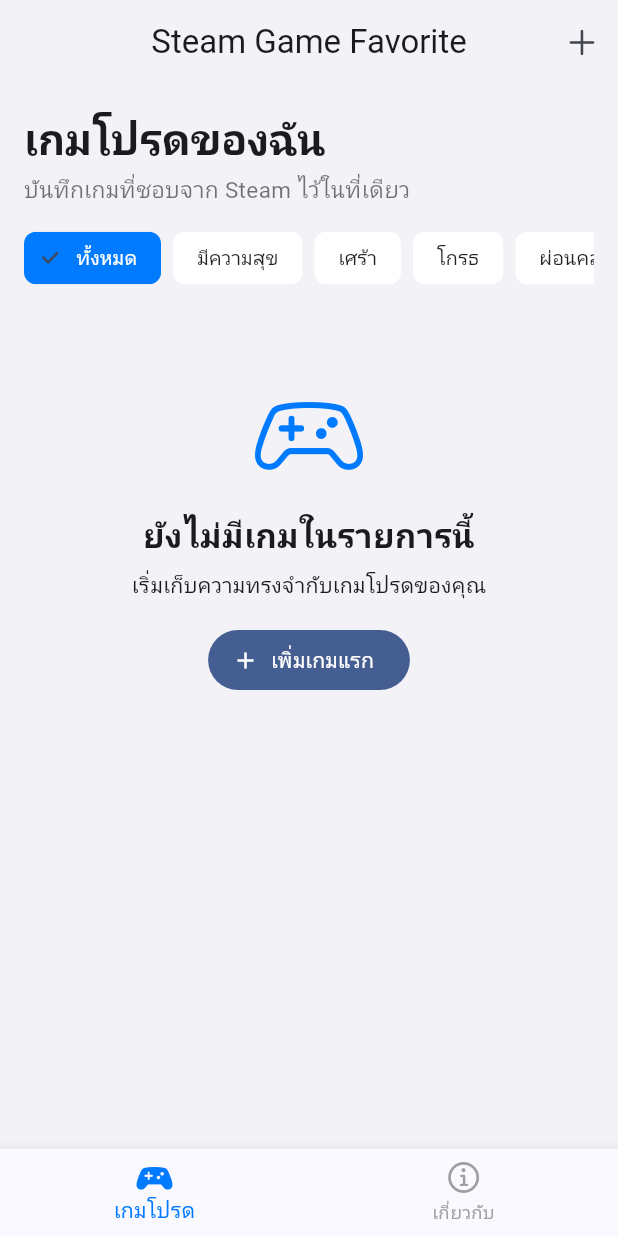
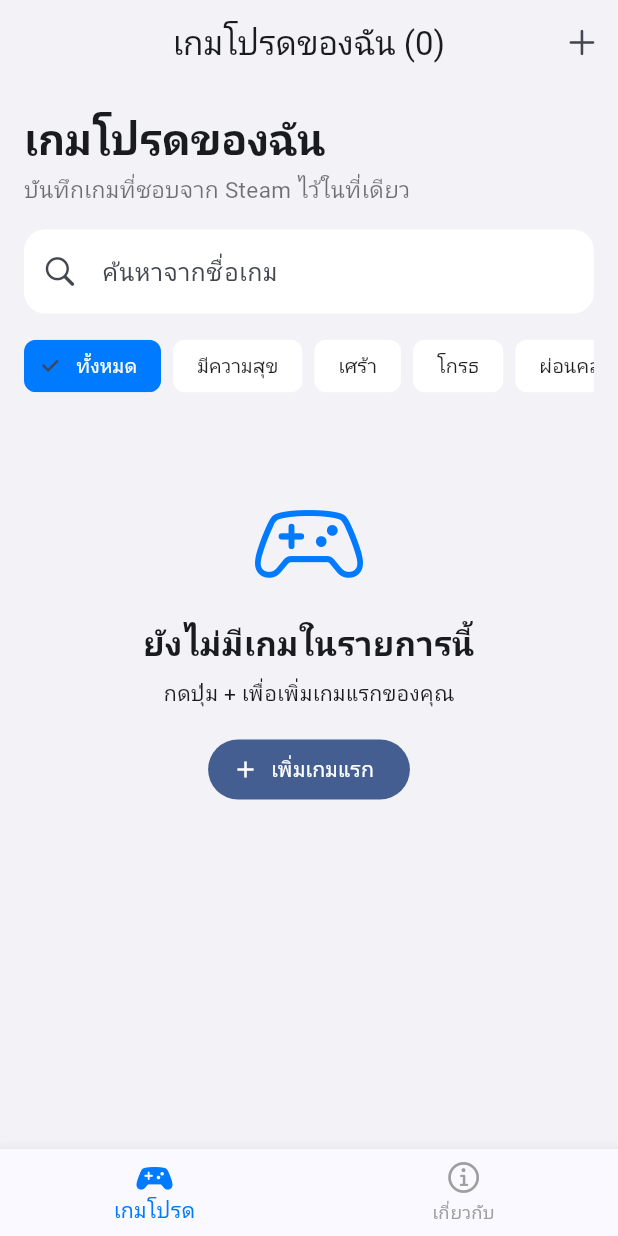
Before and after one commit to K1Dev-Core/steam-game-favorite, a Flutter app: the screen it shows after launch, on a phone screen of 412 x 824 dp. Run offline on Flutter 3.47's test engine with Material 3 defaults, Android fonts, the light colour scheme and no system bars; our stand-ins replace sqflite; accounts and stored records are empty.

Commit message:
Extend existing Steam app for Week 2 lab with count and search

```diff
--- a/lib/main.dart
+++ b/lib/main.dart
@@ -29,7 +29,8 @@
 ];
 
 class SteamFavoriteApp extends StatelessWidget {
-  const SteamFavoriteApp({super.key});
+  const SteamFavoriteApp({super.key, this.database});
+  final DatabaseHelper? database;
 
   @override
   Widget build(BuildContext context) {
@@ -51,19 +52,22 @@
           elevation: 0,
         ),
       ),
-      home: const MainPage(),
+      home: MainPage(database: database),
     );
   }
 }
 
 class MainPage extends StatefulWidget {
-  const MainPage({super.key});
+  const MainPage({super.key, this.database});
+  final DatabaseHelper? database;
 
   @override
   State<MainPage> createState() => _MainPageState();
 }
 
 class _MainPageState extends State<MainPage> {
+  DatabaseHelper get _database => widget.database ?? DatabaseHelper.instance;
+  final _searchController = TextEditingController();
   List<SteamGame> _games = [];
   bool _loading = true;
   String? _error;
@@ -74,13 +78,19 @@
     _reload();
   }
 
+  @override
+  void dispose() {
+    _searchController.dispose();
+    super.dispose();
+  }
+
   Future<void> _reload() async {
     setState(() {
       _loading = true;
       _error = null;
     });
     try {
-      final games = await DatabaseHelper.instance.readGames();
+      final games = await _database.readGames();
       if (mounted) {
         setState(() {
           _games = games;
@@ -100,9 +110,10 @@
   Future<void> _addGame() async {
     final saved = await Navigator.push<bool>(
       context,
-      MaterialPageRoute(builder: (_) => const GameEditorPage()),
+      MaterialPageRoute(builder: (_) => GameEditorPage(database: _database)),
     );
     if (saved == true && mounted) {
+      _searchController.clear();
       setState(() => _selectedMood = 'ทั้งหมด');
       await _reload();
     }
@@ -115,14 +126,19 @@
     return _games.where((game) {
       final moodMatches =
           _selectedMood == 'ทั้งหมด' || game.mood == _selectedMood;
-      return moodMatches;
+      final titleMatches = game.title.toLowerCase().contains(
+        _searchController.text.trim().toLowerCase(),
+      );
+      return moodMatches && titleMatches;
     }).toList();
   }
 
   Future<void> _openDetail(SteamGame game) async {
     await Navigator.push(
       context,
-      MaterialPageRoute(builder: (_) => GameDetailPage(game: game)),
+      MaterialPageRoute(
+        builder: (_) => GameDetailPage(game: game, database: _database),
+      ),
     );
     if (mounted) await _reload();
   }
@@ -150,6 +166,13 @@
                 )
               : GameListPage(
                   games: _filteredGames,
+                  totalCount: _games.length,
+                  searchController: _searchController,
+                  onSearchChanged: (_) => setState(() {}),
+                  onClearFilters: () => setState(() {
+                    _searchController.clear();
+                    _selectedMood = 'ทั้งหมด';
+                  }),
                   selectedMood: _selectedMood,
                   onMoodChanged: (value) =>
                       setState(() => _selectedMood = value),
@@ -182,6 +205,10 @@
 
 class GameListPage extends StatefulWidget {
   final List<SteamGame> games;
+  final int totalCount;
+  final TextEditingController searchController;
+  final ValueChanged<String> onSearchChanged;
+  final VoidCallback onClearFilters;
   final String selectedMood;
   final ValueChanged<String> onMoodChanged;
   final ValueChanged<SteamGame> onGameTap;
@@ -190,6 +217,10 @@
   const GameListPage({
     super.key,
     required this.games,
+    required this.totalCount,
+    required this.searchController,
+    required this.onSearchChanged,
+    required this.onClearFilters,
     required this.selectedMood,
     required this.onMoodChanged,
     required this.onGameTap,
@@ -215,6 +246,32 @@
         const Text(
           'บันทึกเกมที่ชอบจาก Steam ไว้ในที่เดียว',
           style: TextStyle(color: Colors.black54, fontSize: 15),
+        ),
+        const SizedBox(height: 16),
+        TextField(
+          key: const Key('gameSearch'),
+          controller: widget.searchController,
+          onChanged: widget.onSearchChanged,
+          decoration: InputDecoration(
+            hintText: 'ค้นหาจากชื่อเกม',
+            prefixIcon: const Icon(CupertinoIcons.search),
+            suffixIcon: widget.searchController.text.isEmpty
+                ? null
+                : IconButton(
+                    tooltip: 'ล้างคำค้น',
+                    onPressed: () {
+                      widget.searchController.clear();
+                      widget.onSearchChanged('');
+                    },
+                    icon: const Icon(CupertinoIcons.xmark_circle_fill),
+                  ),
+            filled: true,
+            fillColor: Colors.white,
+            border: OutlineInputBorder(
+              borderRadius: BorderRadius.circular(14),
+              borderSide: BorderSide.none,
+            ),
+          ),
         ),
         const SizedBox(height: 16),
         SizedBox(
@@ -251,7 +308,7 @@
     final itemCount = widget.games.isEmpty ? 2 : widget.games.length + 1;
     return Scaffold(
       appBar: AppBar(
-        title: const Text('Steam Game Favorite'),
+        title: Text('เกมโปรดของฉัน (${widget.totalCount})'),
         actions: [
           IconButton(
             tooltip: 'เพิ่มเกมใหม่',
@@ -276,17 +333,33 @@
                     color: Color(0xFF007AFF),
                   ),
                   const SizedBox(height: 16),
-                  const Text(
-                    'ยังไม่มีเกมในรายการนี้',
-                    style: TextStyle(fontSize: 22, fontWeight: FontWeight.bold),
+                  Text(
+                    widget.totalCount == 0
+                        ? 'ยังไม่มีเกมในรายการนี้'
+                        : 'ไม่พบเกมที่ตรงกับตัวกรอง',
+                    textAlign: TextAlign.center,
+                    style: const TextStyle(
+                      fontSize: 22,
+                      fontWeight: FontWeight.bold,
+                    ),
                   ),
                   const SizedBox(height: 8),
-                  const Text('เริ่มเก็บความทรงจำกับเกมโปรดของคุณ'),
+                  Text(
+                    widget.totalCount == 0
+                        ? 'กดปุ่ม + เพื่อเพิ่มเกมแรกของคุณ'
+                        : 'ลองค้นหาคำอื่น หรือเลือกอารมณ์ทั้งหมด',
+                  ),
                   const SizedBox(height: 16),
                   FilledButton.icon(
-                    onPressed: widget.onAdd,
-                    icon: const Icon(Icons.add),
-                    label: const Text('เพิ่มเกมแรก'),
+                    onPressed: widget.totalCount == 0
+                        ? widget.onAdd
+                        : widget.onClearFilters,
+                    icon: Icon(
+                      widget.totalCount == 0 ? Icons.add : Icons.filter_alt_off,
+                    ),
+                    label: Text(
+                      widget.totalCount == 0 ? 'เพิ่มเกมแรก' : 'ล้างตัวกรอง',
+                    ),
                   ),
                 ],
               ),
@@ -411,24 +484,28 @@
 
 class GameDetailPage extends StatefulWidget {
   final SteamGame game;
+  final DatabaseHelper? database;
 
-  const GameDetailPage({super.key, required this.game});
+  const GameDetailPage({super.key, required this.game, this.database});
   @override
   State<GameDetailPage> createState() => _GameDetailPageState();
 }
 
 class _GameDetailPageState extends State<GameDetailPage> {
+  DatabaseHelper get _database => widget.database ?? DatabaseHelper.instance;
   late SteamGame game = widget.game;
   bool _deleting = false;
 
   Future<void> _edit() async {
     final saved = await Navigator.push<bool>(
       context,
-      MaterialPageRoute(builder: (_) => GameEditorPage(game: game)),
+      MaterialPageRoute(
+        builder: (_) => GameEditorPage(game: game, database: _database),
+      ),
     );
     if (saved != true || !mounted) return;
     try {
-      final games = await DatabaseHelper.instance.readGames();
+      final games = await _database.readGames();
       if (mounted) {
         setState(() => game = games.firstWhere((item) => item.id == game.id));
       }
@@ -462,7 +539,7 @@
     if (confirmed != true || !mounted) return;
     setState(() => _deleting = true);
     try {
-      await DatabaseHelper.instance.deleteGame(game.id!);
+      await _database.deleteGame(game.id!);
       if (mounted) Navigator.pop(context);
     } catch (_) {
       if (mounted) {
--- a/lib/pages/game_editor_page.dart
+++ b/lib/pages/game_editor_page.dart
@@ -4,7 +4,8 @@
 
 class GameEditorPage extends StatefulWidget {
   final SteamGame? game;
-  const GameEditorPage({super.key, this.game});
+  final DatabaseHelper? database;
+  const GameEditorPage({super.key, this.game, this.database});
   @override
   State<GameEditorPage> createState() => _GameEditorPageState();
 }
@@ -40,7 +41,7 @@
       _error = null;
     });
     try {
-      await DatabaseHelper.instance.saveGame(
+      await (widget.database ?? DatabaseHelper.instance).saveGame(
         SteamGame(
           id: widget.game?.id,
           appId: _appId.text.trim(),
```
Also changed, not shown: 3 other files.
